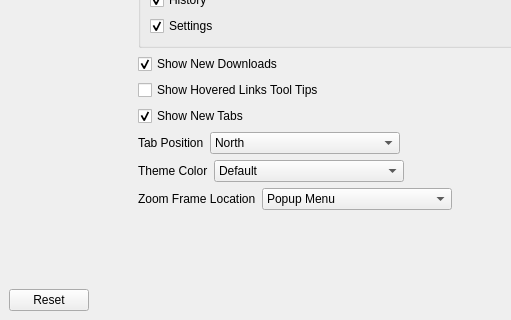
The window that UI/dooble_settings.ui (textbrowser/dooble) describes before a commit, drawn with Qt 5; both pictures show x 0 to 511 and y 280 to 600 of the 800 by 600 pixel window.
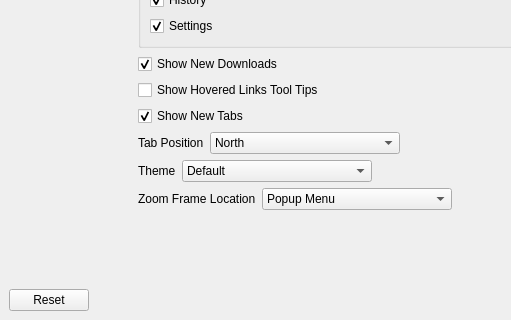
The same window after the commit. The open tabs and pages were chosen to show the change. Icons and pictures are not drawn.

Commit message: Qt 6.2 LTS. Themes.

Diff of the .ui file:
```diff
--- a/UI/dooble_settings.ui
+++ b/UI/dooble_settings.ui
@@ -698,7 +698,7 @@
                 <item>
                  <widget class="QLabel" name="label_24">
                   <property name="text">
-                   <string>Theme Color</string>
+                   <string>Theme</string>
                   </property>
                   <property name="buddy">
                    <cstring>theme_color</cstring>
```
Left out of the diff: 10 changed lines with no effect on the pictures. The commit also changes 11 other files.
